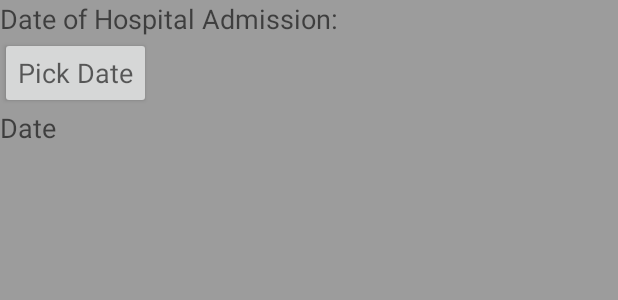
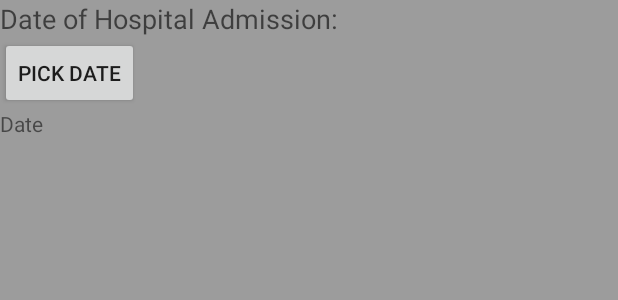
Before and after one commit to DanielSiob/Gestao_Infetados, an Android app: the layout activity_edit__patient__info.xml on its own in the app's theme, with its tools: preview values and no code run, on a phone screen of 412 x 824 dp. Shown: the top 300 px of the screen. Run offline under Robolectric (Android 15) with nearby library versions, the phone set to English and light mode, and no system bars.

Commit message:
Atualização da nova atividade

```diff
--- a/app/src/main/java/com/example/gestaoinfetados/Edit_Patient_Info.java
+++ b/app/src/main/java/com/example/gestaoinfetados/Edit_Patient_Info.java
@@ -12,7 +12,7 @@ import java.util.Calendar;
 
 public class Edit_Patient_Info extends AppCompatActivity {
 
-    private static final String TAG = "Edit_Patient_Data";
+    private static final String TAG = "Edit_Patient_Info";
 
     private TextView mTVEH;
     private Button mBtnEH;
@@ -20,9 +20,10 @@ public class Edit_Patient_Info extends AppCompatActivity {
     Calendar c;
     DatePickerDialog dpd;
 
+    @Override
     protected void onCreate(Bundle savedInstanceState) {
         super.onCreate(savedInstanceState);
-        setContentView(R.layout.activity_edit__patient__data);
+        setContentView(R.layout.activity_edit__patient__info);
 
         mTVEH = (TextView) findViewById(R.id.TextViewPickDateEntradaHospitalar);
         mBtnEH = (Button) findViewById(R.id.btnPickDateEntradaHospitalar);
@@ -43,6 +44,7 @@ public class Edit_Patient_Info extends AppCompatActivity {
                 }, dia, mes, ano);
                 dpd.show();
             }
+
         });
     }
 }
--- a/app/src/main/res/layout/activity_edit__patient__data.xml
+++ b/app/src/main/res/layout/activity_edit__patient__info.xml
@@ -9,7 +9,7 @@
 
 
     <TextView
-        android:id="@+id/textViewEntradaHospitalar"
+        android:id="@+id/TVEntradaHospitalar"
         android:layout_width="match_parent"
         android:layout_height="wrap_content"
         android:text="Date of Hospital Admission:"
@@ -19,13 +19,12 @@
         android:id="@+id/btnPickDateEntradaHospitalar"
         android:layout_width="wrap_content"
         android:layout_height="wrap_content"
-        android:text="Pick Date"
-        android:textAppearance="@style/TextAppearance.AppCompat.Medium"/>
+        android:text="Pick Date"/>
 
     <TextView
         android:id="@+id/TextViewPickDateEntradaHospitalar"
         android:layout_width="wrap_content"
         android:layout_height="wrap_content"
-        android:text="Date"
-        android:textAppearance="@style/TextAppearance.AppCompat.Medium"/>
+        android:text="Date"/>
+
 </LinearLayout>
```
